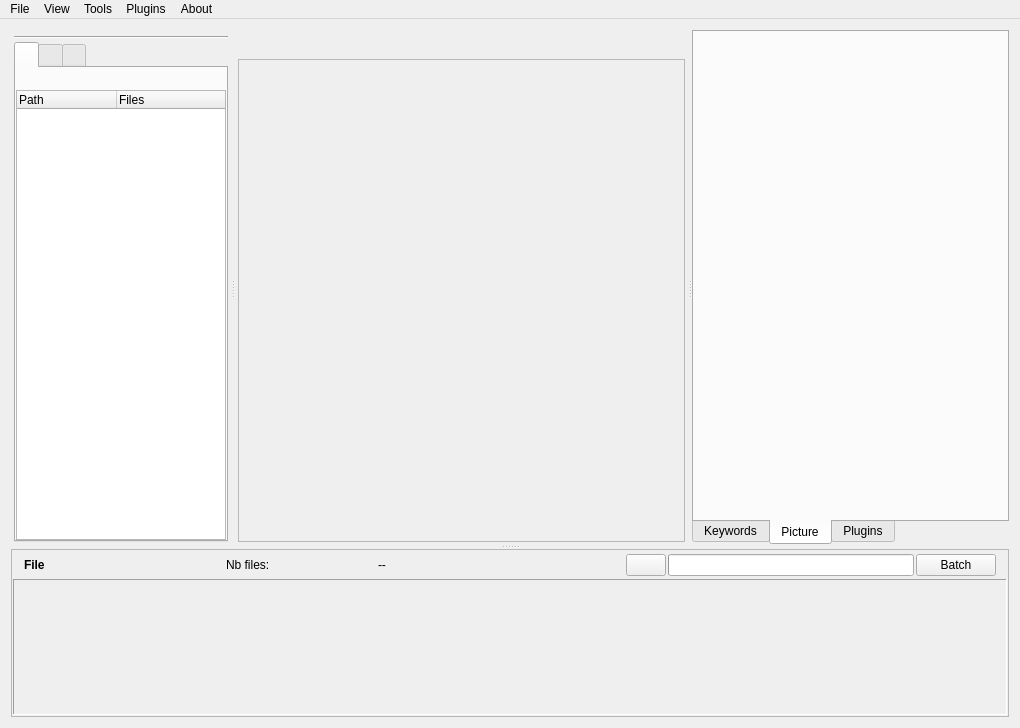
cseyve/piaf, file workflow/ui/emamainwindow.ui: the form before one commit.
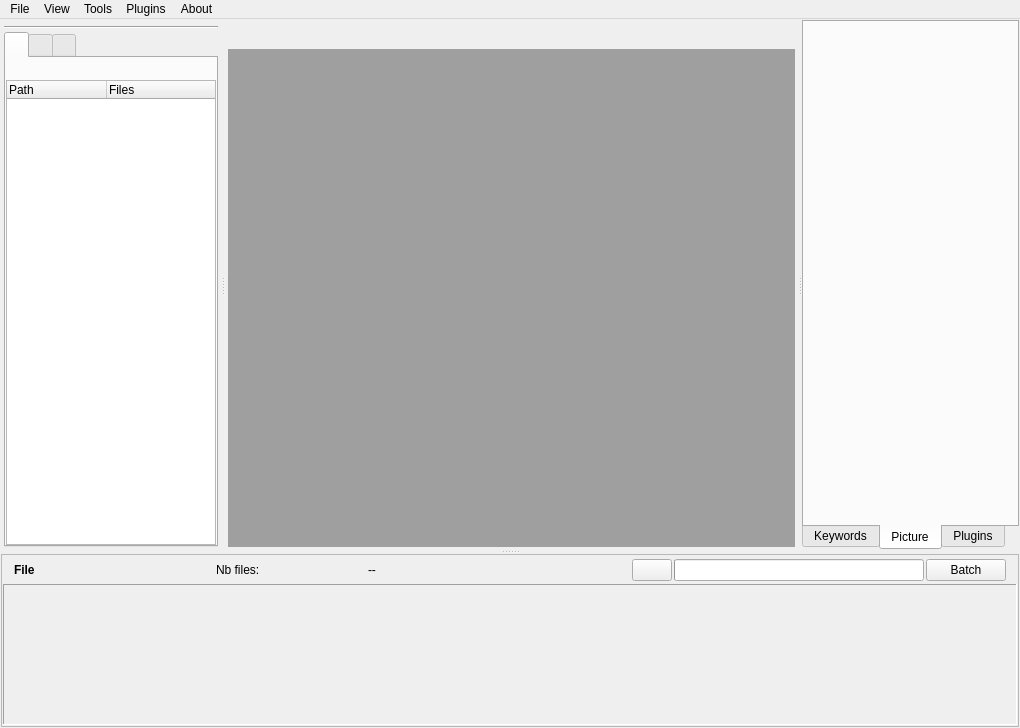
The form after the commit. The open tabs and pages were chosen to show the change. Icons and pictures are not drawn. Custom widgets are drawn as their Qt base class.

```diff
--- a/workflow/ui/emamainwindow.ui
+++ b/workflow/ui/emamainwindow.ui
@@ -19,6 +19,12 @@
   </property>
   <widget class="QWidget" name="centralwidget">
    <layout class="QVBoxLayout" name="verticalLayout">
+    <property name="spacing">
+     <number>2</number>
+    </property>
+    <property name="margin">
+     <number>1</number>
+    </property>
     <item>
      <widget class="QSplitter" name="splitter_2">
       <property name="orientation">
@@ -76,7 +82,7 @@
               <x>0</x>
               <y>0</y>
               <width>214</width>
-              <height>487</height>
+              <height>516</height>
              </rect>
             </property>
             <layout class="QVBoxLayout" name="verticalLayout_14">
@@ -758,14 +764,7 @@
               <number>1</number>
              </property>
              <item>
-              <widget class="QFrame" name="workshopFrame">
-               <property name="frameShape">
-                <enum>QFrame::StyledPanel</enum>
-               </property>
-               <property name="frameShadow">
-                <enum>QFrame::Raised</enum>
-               </property>
-              </widget>
+              <widget class="QMdiArea" name="mdiArea"/>
              </item>
             </layout>
            </widget>
@@ -1255,8 +1254,21 @@
           <string>Information about current picture</string>
          </attribute>
          <layout class="QVBoxLayout" name="verticalLayout_4">
+          <property name="spacing">
+           <number>1</number>
+          </property>
+          <property name="margin">
+           <number>1</number>
+          </property>
           <item>
-           <widget class="ImageInfoWidget" name="imageInfoWidget" native="true"/>
+           <widget class="ImageInfoWidget" name="imageInfoWidget" native="true">
+            <property name="minimumSize">
+             <size>
+              <width>0</width>
+              <height>60</height>
+             </size>
+            </property>
+           </widget>
           </item>
           <item>
            <spacer name="verticalSpacer">
@@ -1423,6 +1435,12 @@
            </item>
            <item>
             <widget class="QPushButton" name="stopLoadButton">
+             <property name="maximumSize">
+              <size>
+               <width>16777215</width>
+               <height>26</height>
+              </size>
+             </property>
              <property name="toolTip">
               <string>Stop current importation</string>
              </property>
@@ -1449,7 +1467,7 @@
              <property name="maximumSize">
               <size>
                <width>250</width>
-               <height>16777215</height>
+               <height>24</height>
               </size>
              </property>
              <property name="toolTip">
@@ -1465,6 +1483,12 @@
            </item>
            <item>
             <widget class="QPushButton" name="batchButton">
+             <property name="maximumSize">
+              <size>
+               <width>16777215</width>
+               <height>26</height>
+              </size>
+             </property>
              <property name="toolTip">
               <string>Batch process selected files</string>
              </property>
@@ -1520,8 +1544,8 @@
             <rect>
              <x>0</x>
              <y>0</y>
-             <width>996</width>
-             <height>123</height>
+             <width>1012</width>
+             <height>118</height>
             </rect>
            </property>
            <layout class="QHBoxLayout" name="horizontalLayout_3">
```
Left out of the diff: 40 changed lines with no effect on the pictures.
